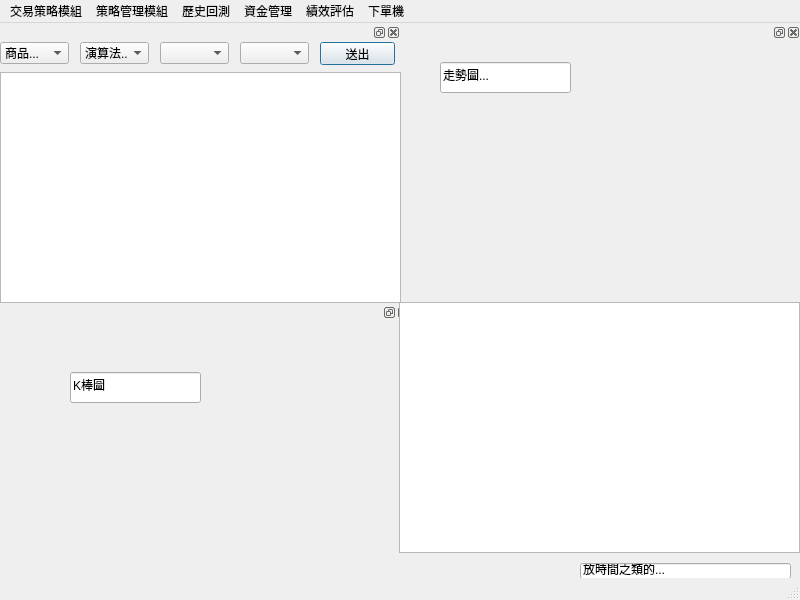
Qt form MainUI.ui (allen93075/Winner) before a commit.
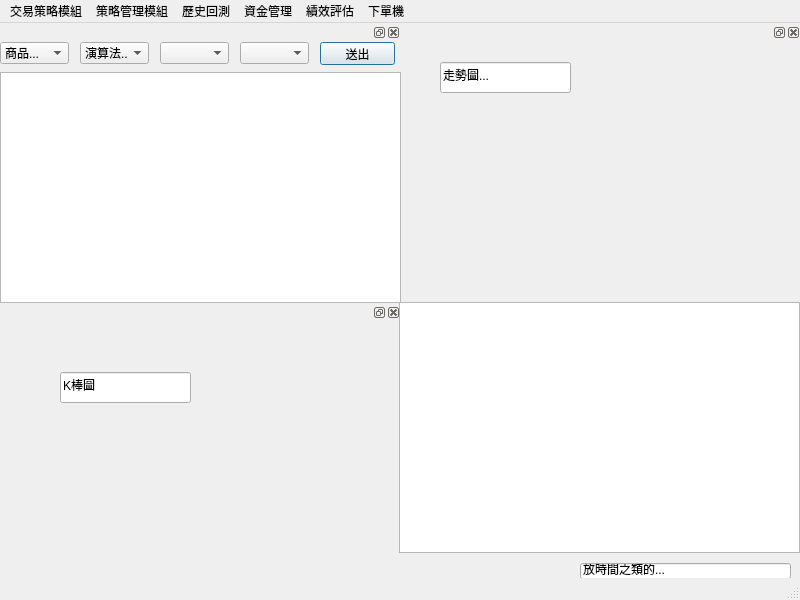
The same form after that commit.

Commit message: 1210更新

```diff
--- a/MainUI.ui
+++ b/MainUI.ui
@@ -42,7 +42,7 @@
    <widget class="QDockWidget" name="Kbar_area">
     <property name="geometry">
      <rect>
-      <x>10</x>
+      <x>0</x>
       <y>280</y>
       <width>401</width>
       <height>241</height>
```
